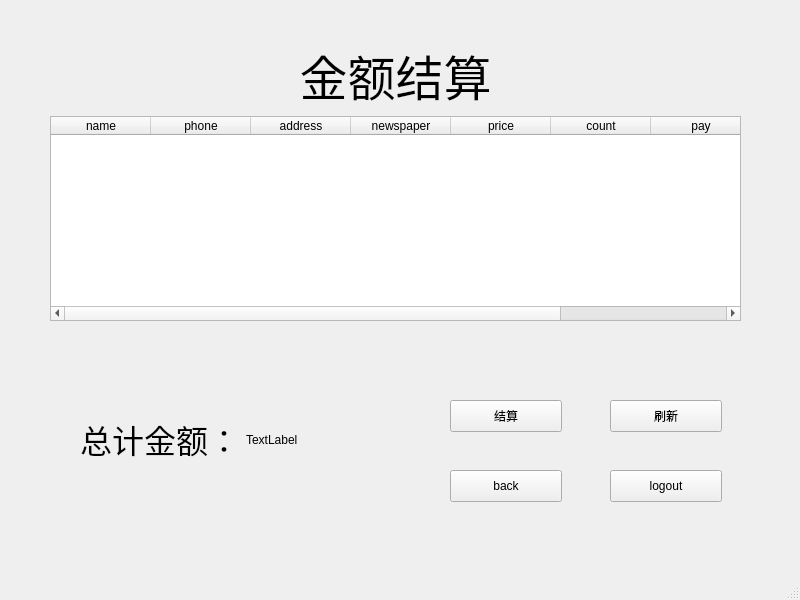
Before: the Qt Designer form View/UserSettleWindow.ui in drkying/ruanshe3, drawn with Qt 5.
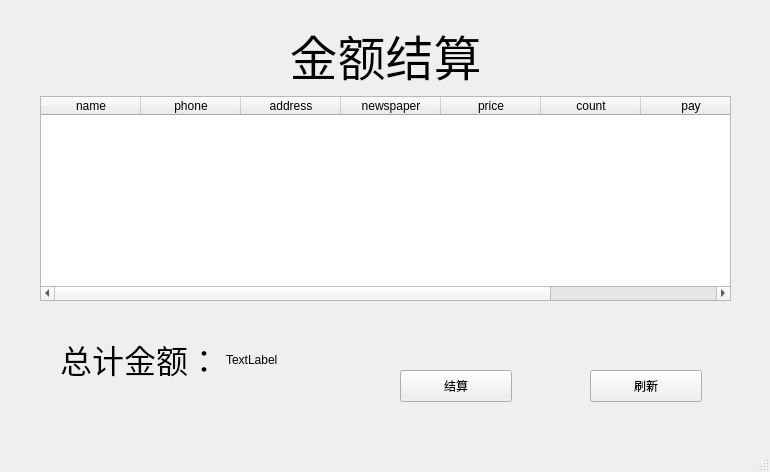
After: the same form once the commit is applied. Icons and pictures are not drawn.

Patch:
```diff
--- a/View/UserSettleWindow.ui
+++ b/View/UserSettleWindow.ui
@@ -6,8 +6,8 @@
    <rect>
     <x>0</x>
     <y>0</y>
-    <width>800</width>
-    <height>600</height>
+    <width>770</width>
+    <height>472</height>
    </rect>
   </property>
   <property name="windowTitle">
@@ -17,8 +17,8 @@
    <widget class="QPushButton" name="pushButton_fresh">
     <property name="geometry">
      <rect>
-      <x>610</x>
-      <y>400</y>
+      <x>590</x>
+      <y>370</y>
       <width>112</width>
       <height>32</height>
      </rect>
@@ -35,8 +35,8 @@
    <widget class="QPushButton" name="pushButton_settle">
     <property name="geometry">
      <rect>
-      <x>450</x>
-      <y>400</y>
+      <x>400</x>
+      <y>370</y>
       <width>112</width>
       <height>32</height>
      </rect>
@@ -53,29 +53,11 @@
      <string>Return</string>
     </property>
    </widget>
-   <widget class="QPushButton" name="pushButton_back">
-    <property name="geometry">
-     <rect>
-      <x>450</x>
-      <y>470</y>
-      <width>112</width>
-      <height>32</height>
-     </rect>
-    </property>
-    <property name="text">
-     <string>back</string>
-    </property>
-    <property name="icon">
-     <iconset>
-      <normalon>:/icon/back.png</normalon>
-     </iconset>
-    </property>
-   </widget>
    <widget class="QWidget" name="verticalLayoutWidget">
     <property name="geometry">
      <rect>
-      <x>50</x>
-      <y>40</y>
+      <x>40</x>
+      <y>20</y>
       <width>691</width>
       <height>281</height>
      </rect>
@@ -140,8 +122,8 @@
    <widget class="QWidget" name="horizontalLayoutWidget">
     <property name="geometry">
      <rect>
-      <x>80</x>
-      <y>400</y>
+      <x>60</x>
+      <y>320</y>
       <width>222</width>
       <height>80</height>
      </rect>
@@ -163,24 +145,6 @@
      </item>
     </layout>
    </widget>
-   <widget class="QPushButton" name="pushButton_logout">
-    <property name="geometry">
-     <rect>
-      <x>610</x>
-      <y>470</y>
-      <width>112</width>
-      <height>32</height>
-     </rect>
-    </property>
-    <property name="text">
-     <string>logout</string>
-    </property>
-    <property name="icon">
-     <iconset>
-      <normalon>:/icon/log-out.png</normalon>
-     </iconset>
-    </property>
-   </widget>
   </widget>
   <widget class="QMenuBar" name="menubar">
    <property name="geometry">
```
Left out of the diff: 2 changed lines with no effect on the pictures.
